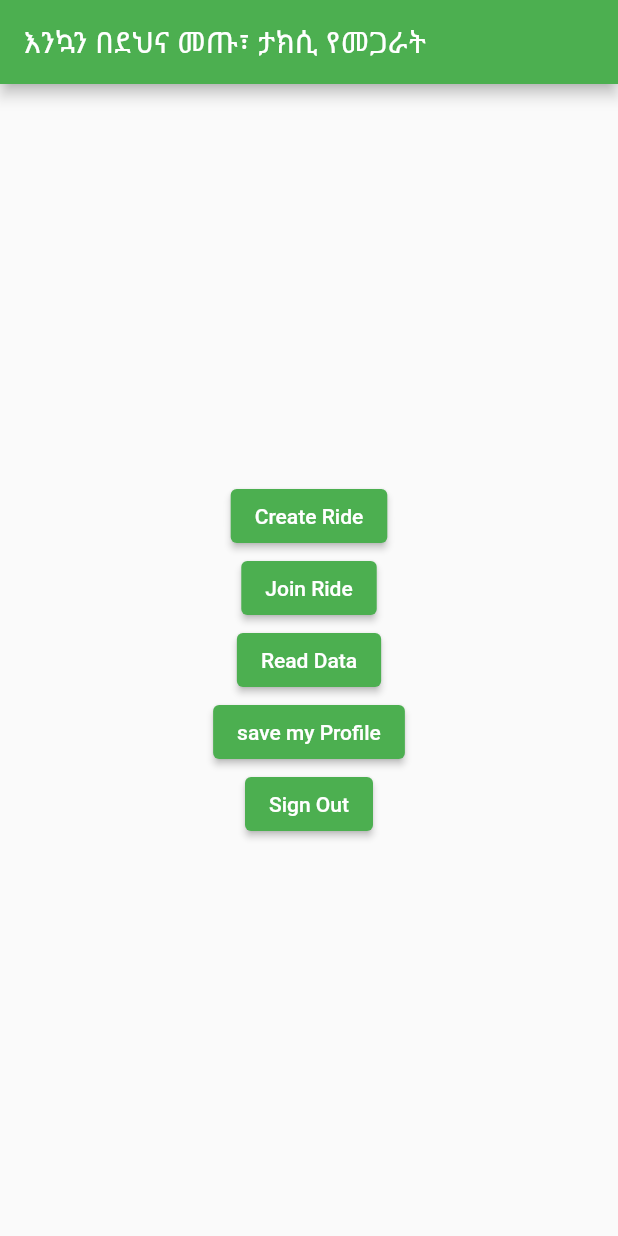
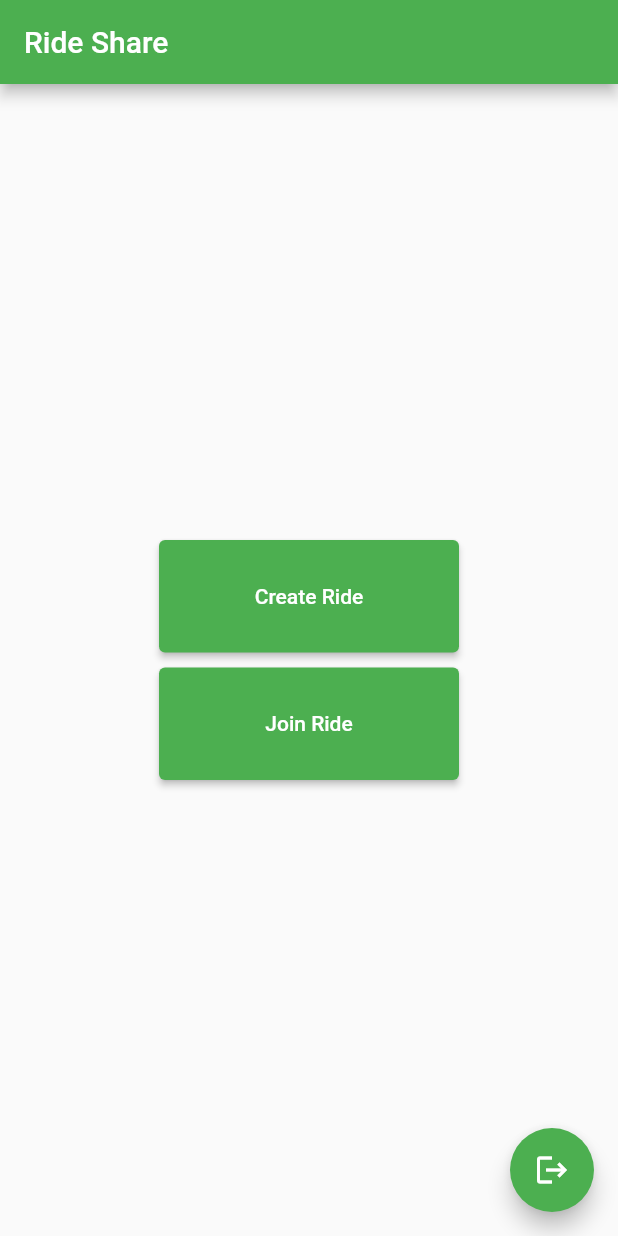
Before and after one commit to cherubim777/ride-sharing-app-project, a Flutter app: the screen it shows once a user with an empty profile is signed in, on a phone screen of 412 x 824 dp. Run offline on Flutter 3.47's test engine with Material 2 defaults, Android fonts, the phone set to English and light mode, and no system bars; our stand-ins replace firebase_auth, firebase_core, firebase_database; missing offline and left inert: flutter_osm_plugin; accounts and stored records are empty; network calls fail.

Commit message:
Add functionalily to dialog box actions, make some UI improvements.

```diff
--- a/ride_share/lib/pages/home_page.dart
+++ b/ride_share/lib/pages/home_page.dart
@@ -38,13 +38,17 @@ class HomePage extends StatelessWidget {
   }
 
   Widget _title() {
-    return const Text('እንኳን በደህና መጡ፣ ታክሲ የመጋራት');
+    return const Text('Ride Share');
   }
 
   Widget _signOutButton() {
-    return ElevatedButton(
+    // return ElevatedButton(
+    //   onPressed: signOut,
+    //   child: const Text('Sign Out'),
+    // );
+    return FloatingActionButton(
       onPressed: signOut,
-      child: const Text('Sign Out'),
+      child: const Icon(Icons.logout),
     );
   }
 
@@ -60,7 +64,10 @@ class HomePage extends StatelessWidget {
         child: Column(
           mainAxisAlignment: MainAxisAlignment.center,
           children: [
-            ElevatedButton(
+            SizedBox(
+              width: 200,
+              height: 75,
+              child: ElevatedButton(
                   onPressed: () {
                     Navigator.push(
                       context,
@@ -70,7 +77,12 @@ class HomePage extends StatelessWidget {
                     );
                   },
                   child: const Text('Create Ride')),
-            ElevatedButton(
+            ),
+            SizedBox(height: 10),
+            SizedBox(
+              width: 200,
+              height: 75,
+              child: ElevatedButton(
                   onPressed: () {
                     Navigator.push(
                       context,
@@ -80,32 +92,33 @@ class HomePage extends StatelessWidget {
                     );
                   },
                   child: const Text('Join Ride')),
-            ElevatedButton(
-                onPressed: () async {
-                  try {
-                    Text(_readFromDatabase());
-                    print('User profile has been read from the database');
-                  } catch (error) {
-                    print('something went wrong\n\n $error');
-                  }
-                },
-                child: const Text('Read Data')),
-            // _userId(),
-            ElevatedButton(
-              onPressed: () async {
-                try {
-                  _registerIntoDatabase();
-                  print('User profile has been saved to the database');
-                } catch (error) {
-                  print('something went wrong\n\n $error');
-                }
-              },
-              child: const Text('save my Profile'),
             ),
-            _signOutButton(),
+            // ElevatedButton(
+            //     onPressed: () async {
+            //       try {
+            //         Text(_readFromDatabase());
+            //         print('User profile has been read from the database');
+            //       } catch (error) {
+            //         print('something went wrong\n\n $error');
+            //       }
+            //     },
+            //     child: const Text('Read Data')),
+            // // _userId(),
+            // ElevatedButton(
+            //   onPressed: () async {
+            //     try {
+            //       _registerIntoDatabase();
+            //       print('User profile has been saved to the database');
+            //     } catch (error) {
+            //       print('something went wrong\n\n $error');
+            //     }
+            //   },
+            //   child: const Text('save my Profile'),
+            // ),
           ],
         ),
       ),
+      floatingActionButton: _signOutButton(),
     );
   }
 }
```
Also changed, not shown: ride_share/lib/pages/creator_page.dart (+26 -7 lines), ride_share/lib/pages/login_register_page.dart (+17 -9 lines). Lines whose indentation alone changed are shown as unchanged.
